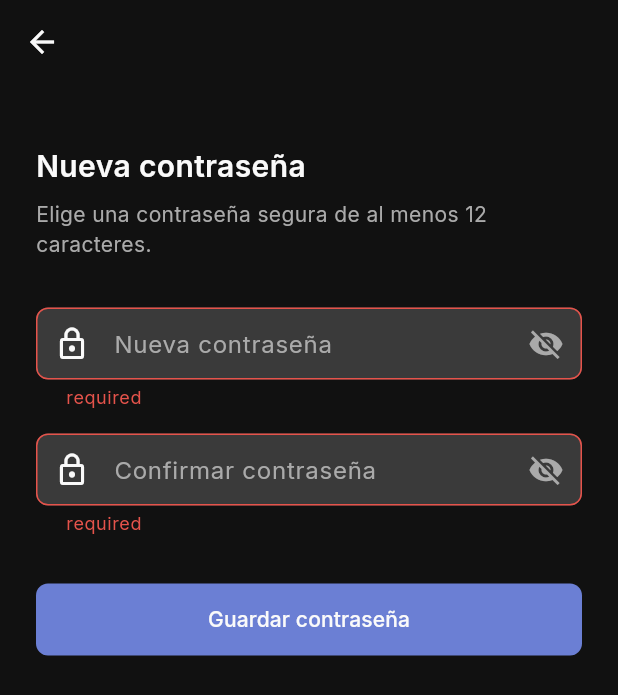
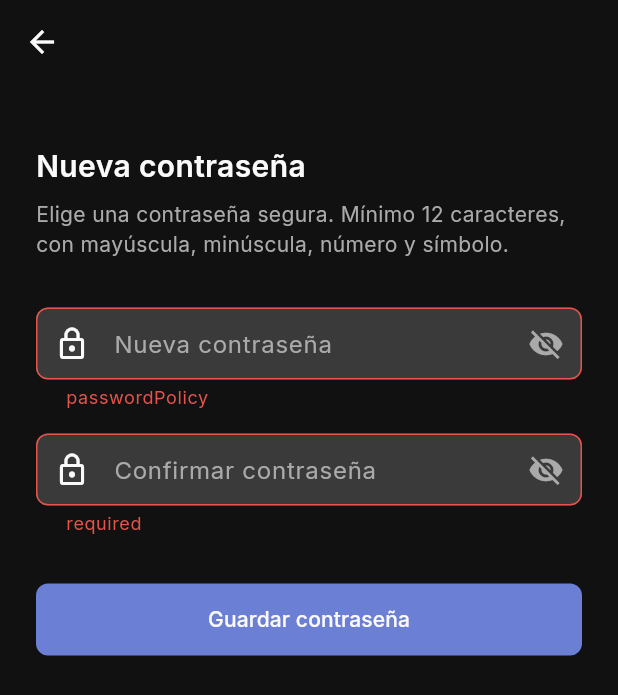
Before and after one commit to ovo86da/sadday-app, a Flutter app: the ResetPasswordScreen screen opened by its route, after a tap on "Guardar contraseña", on a phone screen of 412 x 824 dp. Shown: the top 695 px of the screen. Run offline on Flutter 3.47's test engine with Material 3 defaults, Android fonts, the light colour scheme and no system bars; drawn by our look-alikes of reactive_forms; our stand-ins replace cookie_jar, dio, file_picker, fl_chart, flutter_dotenv, flutter_markdown and 11 more; missing offline and left inert: flutter_jailbreak_detection; accounts and stored records are empty; project files that could hold a hidden picture were left out.

Commit message:
fix(mobile): K-09 política de contraseñas y K-01 detección de jailbreak
K-09 — validación de contraseña alineada con el backend:
Nueva PasswordPolicy en core/validation como única fuente de verdad, espejo de
@Size(min=12,max=200) + @StrongPassword del backend y de los schemas zod del web
(mismos mensajes en ambas plataformas).

Los tres puntos donde el socio fija contraseña validaban solo longitud, sin
reglas de complejidad; el sheet de cambio de contraseña en perfil no validaba
nada y dejaba que el backend rechazara:
- reset_password_screen: minLength(12) → PasswordPolicy.reactiveValidator
- complete_registration_screen: check manual de longitud → PasswordPolicy
- perfil (_ChangePasswordSheet): sin validación → PasswordPolicy

Los tres muestran ahora el hint con los requisitos completos.

K-01 — flutter_jailbreak_detection integrado:
Estaba declarado en pubspec sin usarse (falsa sensación de seguridad). Nuevo
DeviceIntegrity en core/security, invocado solo desde main_prod. El aviso es
no bloqueante: banner descartable, porque bloquear castigaría a usuarios
legítimos con dispositivos rooteados y el detector es evadible.

Los errores del canal nativo se tratan como "sin detección", no como
"comprometido" — el getter jailbroken del paquete devuelve true cuando el canal
falla, lo que alarmaría a todos los usuarios si se propagara.

El banner se dibuja debajo del privacy overlay para no filtrarse al snapshot
de segundo plano.

Tests: 16 nuevos para PasswordPolicy. flutter analyze sin issues.
Los 2 fallos de auth_repository_test son preexistentes en develop (falta
TestWidgetsFlutterBinding.ensureInitialized), ajenos a este cambio.

```diff
--- a/mobile/lib/app.dart
+++ b/mobile/lib/app.dart
@@ -4,13 +4,19 @@ import 'package:flutter_riverpod/flutter_riverpod.dart';
 import 'core/l10n/locale_provider.dart';
 import 'l10n/app_localizations.dart';
 import 'core/security/app_lifecycle_observer.dart';
+import 'core/security/device_integrity_banner.dart';
 import 'core/security/inactivity_notifier.dart';
 import 'core/theme/app_colors.dart';
 import 'core/theme/app_theme.dart';
 import 'router.dart';
 
 class SaddayApp extends StatefulWidget {
-  const SaddayApp({super.key});
+  const SaddayApp({super.key, this.deviceCompromised = false});
+
+  /// Muestra el aviso no bloqueante de dispositivo con root/jailbreak (K-01).
+  /// Solo el flavor de producción hace la detección; dev y staging lo dejan
+  /// en `false`.
+  final bool deviceCompromised;
 
   @override
   State<SaddayApp> createState() => _SaddayAppState();
@@ -18,6 +24,7 @@ class SaddayApp extends StatefulWidget {
 
 class _SaddayAppState extends State<SaddayApp> {
   final _lifecycleObserver = AppLifecycleObserver();
+  late bool _showIntegrityWarning = widget.deviceCompromised;
 
   @override
   void dispose() {
@@ -58,6 +65,13 @@ class _SaddayAppState extends State<SaddayApp> {
                   return Stack(
                     children: [
                       child ?? const SizedBox.shrink(),
+                      // El aviso va debajo del privacy overlay: al pasar la app
+                      // a segundo plano no debe quedar visible en el snapshot.
+                      if (_showIntegrityWarning && !obscured)
+                        DeviceIntegrityBanner(
+                          onDismiss: () =>
+                              setState(() => _showIntegrityWarning = false),
+                        ),
                       if (obscured) const _PrivacyOverlay(),
                     ],
                   );
--- /dev/null
+++ b/mobile/lib/core/validation/password_policy.dart
@@ -0,0 +1,54 @@
+import 'package:reactive_forms/reactive_forms.dart';
+
+/// Política de contraseñas — espejo de la validación del backend.
+///
+/// El backend aplica `@Size(min = 12, max = 200)` más `@StrongPassword`
+/// (`StrongPasswordValidator`: al menos una minúscula, una mayúscula, un dígito
+/// y un símbolo). El frontend web replica las mismas reglas en sus schemas zod.
+/// Los mensajes de aquí son idénticos a los del web para que el socio vea el
+/// mismo texto en ambas plataformas.
+///
+/// Nota: las clases de carácter usan rangos ASCII, igual que el web. El backend
+/// usa `Character.isUpperCase`, que sí reconoce mayúsculas acentuadas (Ñ, É).
+/// Una contraseña cuya única mayúscula sea acentuada se rechaza en cliente
+/// aunque el backend la aceptaría — es un rechazo conservador, nunca una
+/// aceptación indebida, y mantiene la paridad con el web.
+class PasswordPolicy {
+  const PasswordPolicy._();
+
+  static const int minLength = 12;
+  static const int maxLength = 200;
+
+  /// Texto de ayuda para mostrar bajo los campos de contraseña.
+  static const String hint =
+      'Mínimo $minLength caracteres, con mayúscula, minúscula, número y símbolo.';
+
+  static final RegExp _upper = RegExp(r'[A-Z]');
+  static final RegExp _lower = RegExp(r'[a-z]');
+  static final RegExp _digit = RegExp(r'[0-9]');
+  static final RegExp _symbol = RegExp(r'[^a-zA-Z0-9\s]');
+
+  /// Clave de error que [reactiveValidator] reporta en el `FormControl`.
+  static const String errorKey = 'passwordPolicy';
+
+  /// Devuelve el primer mensaje de error, o `null` si la contraseña cumple.
+  static String? validate(String? value) {
+    final password = value ?? '';
+    if (password.isEmpty) return 'Requerido';
+    if (password.length < minLength) return 'Mínimo $minLength caracteres';
+    if (password.length > maxLength) return 'Máximo $maxLength caracteres';
+    if (!_upper.hasMatch(password)) return 'Debe incluir al menos una mayúscula';
+    if (!_lower.hasMatch(password)) return 'Debe incluir al menos una minúscula';
+    if (!_digit.hasMatch(password)) return 'Debe incluir al menos un número';
+    if (!_symbol.hasMatch(password)) return 'Debe incluir al menos un símbolo';
+    return null;
+  }
+
+  /// Validador para `reactive_forms`. Expone el mensaje de [validate] bajo
+  /// [errorKey], de modo que la pantalla lo pueda renderizar tal cual.
+  static Validator<dynamic> get reactiveValidator =>
+      Validators.delegate((control) {
+        final error = validate(control.value as String?);
+        return error == null ? null : {errorKey: error};
+      });
+}
--- a/mobile/lib/features/auth/presentation/screens/complete_registration_screen.dart
+++ b/mobile/lib/features/auth/presentation/screens/complete_registration_screen.dart
@@ -5,6 +5,7 @@ import '../../../../core/api/app_exception.dart';
 import '../../../../core/api/auth_dio_provider.dart';
 import '../../../../core/theme/app_colors.dart';
 import '../../../../core/theme/app_text_styles.dart';
+import '../../../../core/validation/password_policy.dart';
 import '../../../../core/widgets/app_button.dart';
 import '../../../docs_legales/data/docs_legales_remote_data_source.dart';
 import '../../../docs_legales/domain/models/docs_legales_models.dart';
@@ -459,8 +460,9 @@ class _Step2PersonalDataState extends State<_Step2PersonalData> {
           () => _error = 'El usuario solo puede tener letras, números, . - _');
       return;
     }
-    if (_password.text.length < 12) {
-      setState(() => _error = 'La contraseña debe tener al menos 12 caracteres');
+    final passwordError = PasswordPolicy.validate(_password.text);
+    if (passwordError != null) {
+      setState(() => _error = 'Contraseña: ${passwordError.toLowerCase()}');
       return;
     }
     if (_password.text != _confirm.text) {
@@ -520,6 +522,9 @@ class _Step2PersonalDataState extends State<_Step2PersonalData> {
               ),
             ),
           ),
+          const SizedBox(height: 6),
+          Text(PasswordPolicy.hint,
+              style: AppTextStyles.bodySmall.copyWith(color: AppColors.mutedFg)),
           const SizedBox(height: 12),
           TextField(
             controller: _confirm,
--- a/mobile/lib/features/auth/presentation/screens/reset_password_screen.dart
+++ b/mobile/lib/features/auth/presentation/screens/reset_password_screen.dart
@@ -4,6 +4,7 @@ import 'package:go_router/go_router.dart';
 import 'package:reactive_forms/reactive_forms.dart';
 import '../../../../core/theme/app_colors.dart';
 import '../../../../core/theme/app_text_styles.dart';
+import '../../../../core/validation/password_policy.dart';
 import '../../../../core/widgets/app_button.dart';
 import '../../../../core/widgets/app_loading_overlay.dart';
 import '../providers/login_notifier.dart';
@@ -29,7 +30,7 @@ class _ResetPasswordScreenState extends ConsumerState<ResetPasswordScreen> {
     _form = FormGroup(
       {
         'password': FormControl<String>(
-          validators: [Validators.required, Validators.minLength(12)],
+          validators: [PasswordPolicy.reactiveValidator],
         ),
         'confirmation': FormControl<String>(validators: [Validators.required]),
       },
@@ -74,7 +75,7 @@ class _ResetPasswordScreenState extends ConsumerState<ResetPasswordScreen> {
         const SizedBox(height: 16),
         Text('Nueva contraseña', style: AppTextStyles.headlineLarge),
         const SizedBox(height: 8),
-        Text('Elige una contraseña segura de al menos 12 caracteres.',
+        Text('Elige una contraseña segura. ${PasswordPolicy.hint}',
             style: AppTextStyles.bodyMedium.copyWith(color: AppColors.mutedFg)),
         const SizedBox(height: 32),
         ReactiveForm(
@@ -97,8 +98,7 @@ class _ResetPasswordScreenState extends ConsumerState<ResetPasswordScreen> {
                   ),
                 ),
                 validationMessages: {
-                  ValidationMessage.required: (_) => 'Requerido',
-                  ValidationMessage.minLength: (_) => 'Mínimo 12 caracteres',
+                  PasswordPolicy.errorKey: (error) => error as String,
                 },
               ),
               const SizedBox(height: 16),
--- a/mobile/lib/features/perfil/presentation/screens/perfil_screen.dart
+++ b/mobile/lib/features/perfil/presentation/screens/perfil_screen.dart
@@ -8,6 +8,7 @@ import '../../../../core/api/app_exception.dart';
 import '../../../../core/auth/auth_provider.dart';
 import '../../../../core/theme/app_colors.dart';
 import '../../../../core/theme/app_text_styles.dart';
+import '../../../../core/validation/password_policy.dart';
 import '../../../../core/widgets/app_avatar.dart';
 import '../../../../core/widgets/app_button.dart';
 import '../../../../core/widgets/app_card.dart';
@@ -1415,6 +1416,11 @@ class _ChangePasswordSheetState extends ConsumerState<_ChangePasswordSheet> {
           () => _error = 'La nueva contraseña debe ser diferente a la actual');
       return;
     }
+    final passwordError = PasswordPolicy.validate(nueva);
+    if (passwordError != null) {
+      setState(() => _error = 'Nueva contraseña: ${passwordError.toLowerCase()}');
+      return;
+    }
 
     setState(() { _loading = true; _error = null; });
     try {
@@ -1500,6 +1506,10 @@ class _ChangePasswordSheetState extends ConsumerState<_ChangePasswordSheet> {
                     setState(() => _obscureNueva = !_obscureNueva),
               ),
             ),
+            const SizedBox(height: 6),
+            Text(PasswordPolicy.hint,
+                style:
+                    AppTextStyles.bodySmall.copyWith(color: AppColors.mutedFg)),
             const SizedBox(height: 12),
             AppInput(
               label: 'Confirmar nueva contraseña',
```
Also changed, not shown: mobile/lib/core/security/device_integrity.dart (added, +35 -0 lines), mobile/lib/core/security/device_integrity_banner.dart (added, +66 -0 lines), mobile/lib/main_prod.dart (+8 -1 lines), 1 other file.
